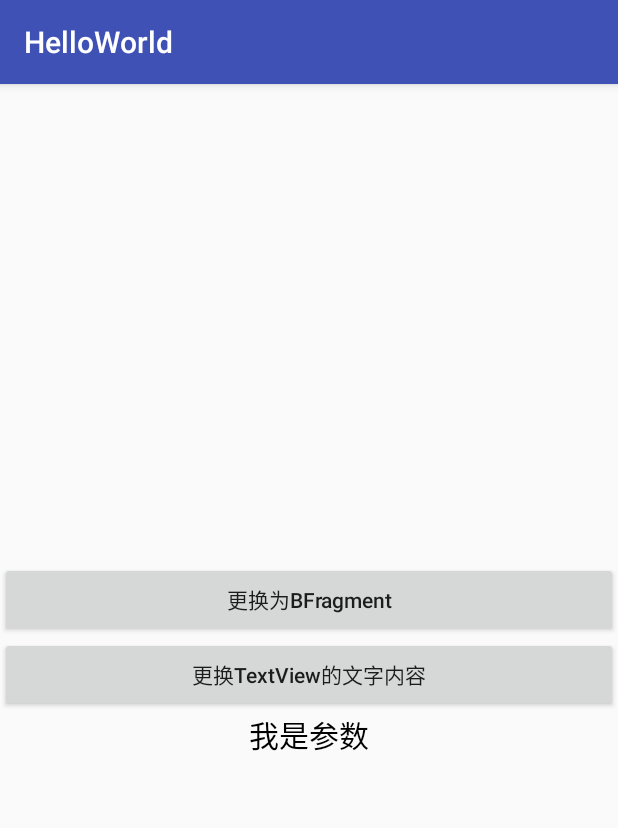
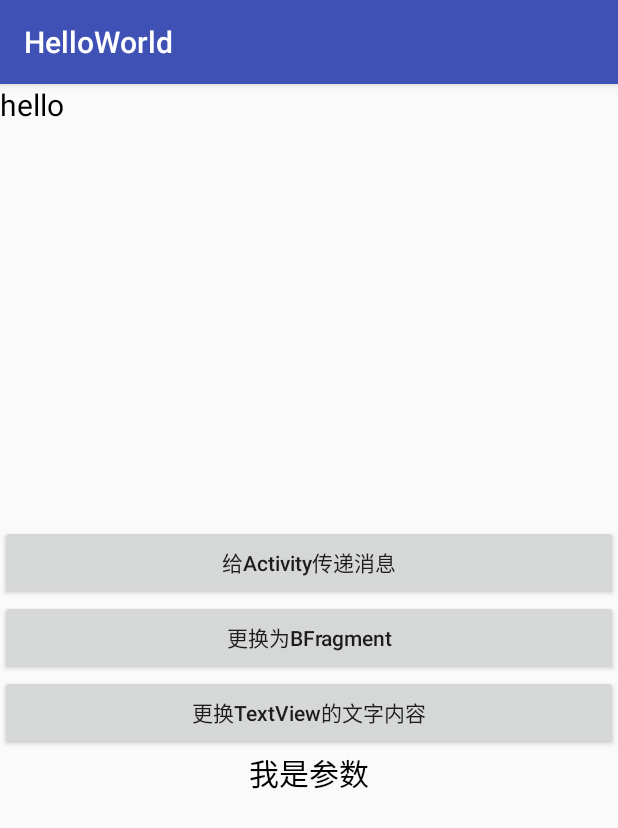
Before and after one commit to zhangneng95/AndroidLearning, an Android app: the AFragment screen opened directly, with no data from a screen before it, on a phone screen of 412 x 824 dp. Shown: the top 828 px of the screen. Run offline under Robolectric (Android 15) with nearby library versions, the phone set to English and light mode, and no system bars.

Commit message:
fragment 4

```diff
--- a/app/src/main/java/com/nengz/helloworld/fragment/AFragment.java
+++ b/app/src/main/java/com/nengz/helloworld/fragment/AFragment.java
@@ -16,16 +16,32 @@ import com.nengz.helloworld.R;
 public class AFragment extends Fragment {
 
     private TextView mTvTitle;
-    private Button mBtnChange,mBtnRest;
+    private Button mBtnChange,mBtnRest,mBtnMessage;
     private BFragment bFragment;
+    private IOnMessageClick listener;
 
-    //传递参数
+    //传递参数 从Activity到Fragment
     public static AFragment newInstance(String title) {
         AFragment fragment = new AFragment();
         Bundle bundle = new Bundle();
         bundle.putString("title",title);
         fragment.setArguments(bundle);
         return fragment;
+    }
+
+    public interface  IOnMessageClick{
+        void onClick(String text);
+    }
+
+    @Override
+    public void onAttach(Context context) {
+        super.onAttach(context);
+        try {
+            listener = (IOnMessageClick) context;
+        }catch (ClassCastException e) {
+            throw new ClassCastException("Activity 必须实现IOnMessageClick 接口");
+        }
+
     }
 
     @Nullable
@@ -41,6 +57,7 @@ public class AFragment extends Fragment {
         mTvTitle = view.findViewById(R.id.tv_title);
         mBtnChange = view.findViewById(R.id.btn_change);
         mBtnRest = view.findViewById(R.id.btn_reset);
+        mBtnMessage = view.findViewById(R.id.btn_message);
         //转跳到BFragment
         mBtnChange.setOnClickListener(new View.OnClickListener() {
             @Override
@@ -63,6 +80,17 @@ public class AFragment extends Fragment {
                 mTvTitle.setText("我是新文字");
             }
         });
+        //从Fragment到Activity传参数
+        mBtnMessage.setOnClickListener(new View.OnClickListener() {
+            @Override
+            public void onClick(View v) {
+//                ((ContainerActivity)getActivity()).setData("你好");    这个方法不推荐
+                listener.onClick("你好");
+
+            }
+        });
+
+
         if(getArguments() != null) {
             mTvTitle.setText(getArguments().getString("title"));
         }
--- a/app/src/main/java/com/nengz/helloworld/fragment/ContainerActivity.java
+++ b/app/src/main/java/com/nengz/helloworld/fragment/ContainerActivity.java
@@ -5,19 +5,22 @@ import android.support.v7.app.AppCompatActivity;
 import android.os.Bundle;
 import android.view.View;
 import android.widget.Button;
+import android.widget.TextView;
 
 import com.nengz.helloworld.R;
 
-public class ContainerActivity extends AppCompatActivity {
+public class ContainerActivity extends AppCompatActivity  implements AFragment.IOnMessageClick{
 
     private AFragment aFragment;
 //    private BFragment bFragment;
 //    private Button mBtnChange;
+    private TextView mTvTitle;
 
     @Override
     protected void onCreate(Bundle savedInstanceState) {
         super.onCreate(savedInstanceState);
         setContentView(R.layout.activity_container);
+        mTvTitle = findViewById(R.id.tv_title);
 //        mBtnChange = findViewById(R.id.btn_change);
 //        mBtnChange.setOnClickListener(new View.OnClickListener() {
 //            @Override
@@ -34,4 +37,14 @@ public class ContainerActivity extends AppCompatActivity {
         //aFragment添加到Activity中,记得要用commit
         getSupportFragmentManager().beginTransaction().add(R.id.fl_container,aFragment,"a").commitAllowingStateLoss();  //给aFragment加了一个a的标识
     }
+
+
+    public void setData(String text) {
+        mTvTitle.setText(text);
+    }
+
+    @Override
+    public void onClick(String text) {
+        mTvTitle.setText(text);
+    }
 }
--- a/app/src/main/res/layout/activity_container.xml
+++ b/app/src/main/res/layout/activity_container.xml
@@ -10,6 +10,14 @@
         <!--android:text="更换Fragment"-->
         <!--android:textAllCaps="false"/>-->
 
+    <TextView
+        android:id="@+id/tv_title"
+        android:layout_width="wrap_content"
+        android:layout_height="wrap_content"
+        android:textSize="20sp"
+        android:textColor="#000"
+        android:text="hello"/>
+
     <FrameLayout
         android:id="@+id/fl_container"
         android:layout_width="match_parent"
--- a/app/src/main/res/layout/fragment_a.xml
+++ b/app/src/main/res/layout/fragment_a.xml
@@ -3,6 +3,13 @@
     android:orientation="vertical" android:layout_width="match_parent"
     android:layout_height="match_parent"
     android:gravity="center">
+
+    <Button
+        android:id="@+id/btn_message"
+        android:layout_width="match_parent"
+        android:layout_height="50dp"
+        android:text="给Activity传递消息"
+        android:textAllCaps="false"/>
 
     <Button
         android:id="@+id/btn_change"
```
